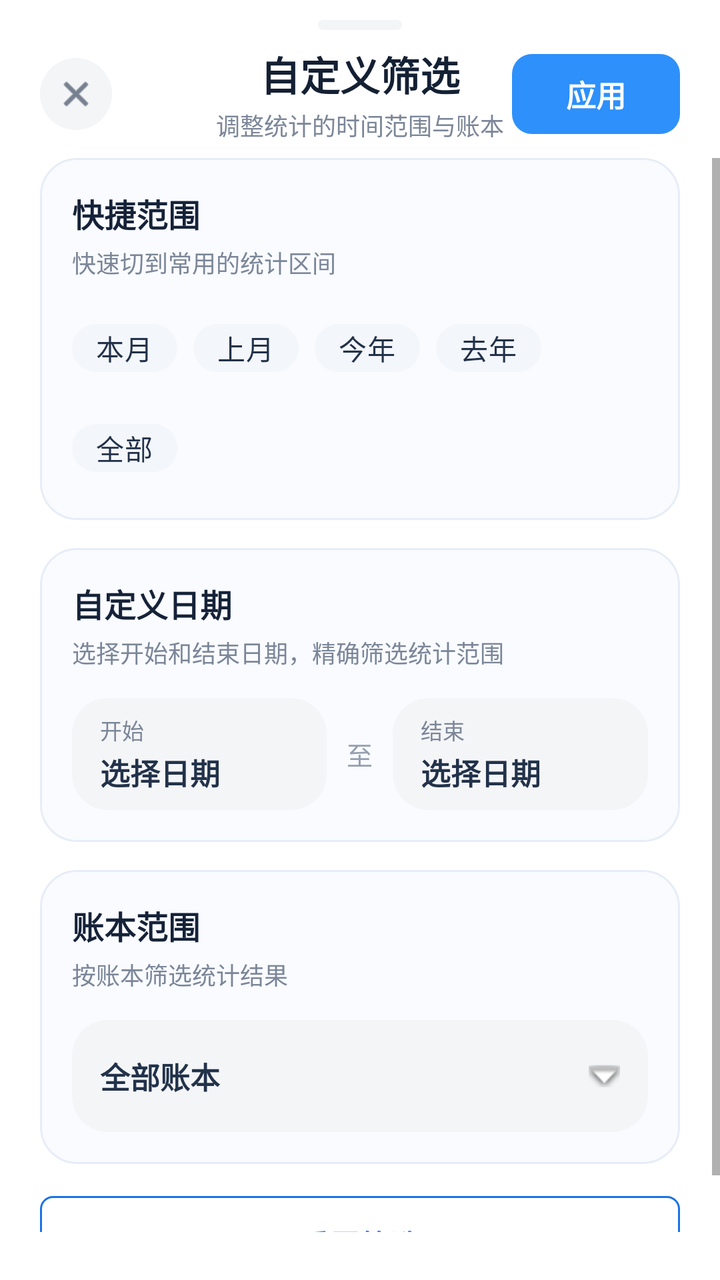
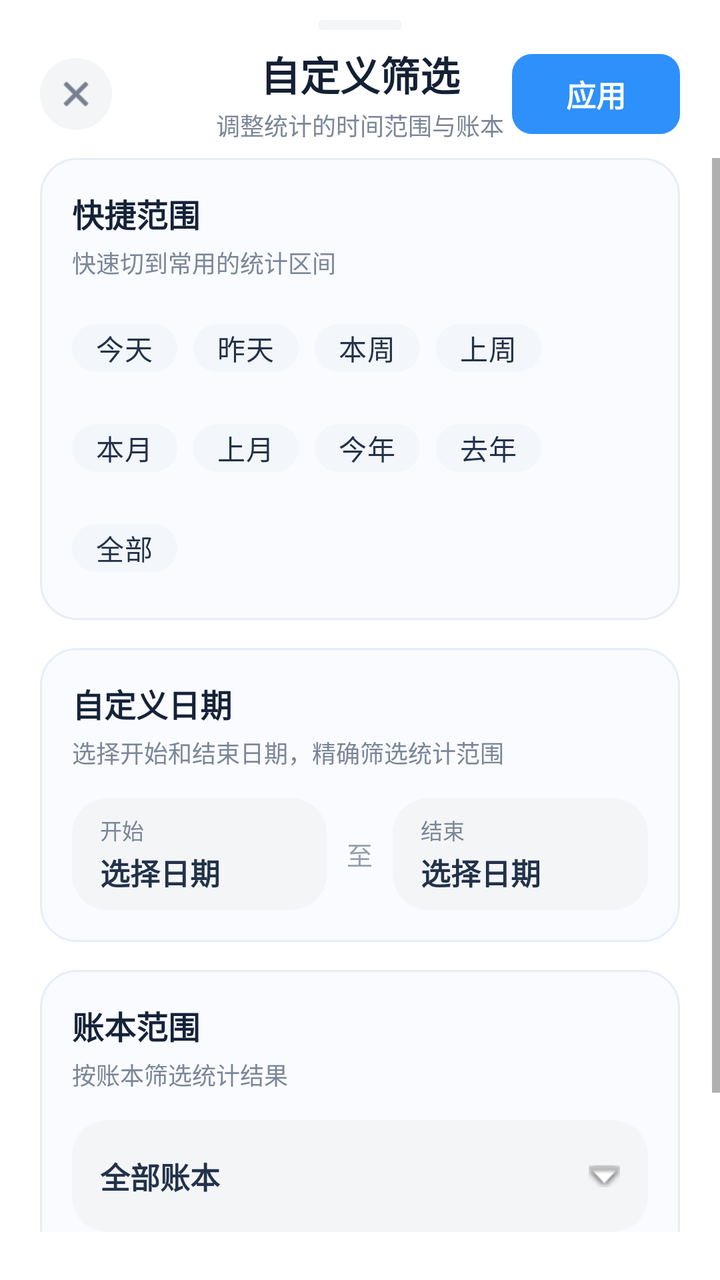

Compare the two renders of this Android layout. The source of the first and the diff that turns it into the second are given below.
<!-- AndroidManifest.xml: application theme Theme.FlipAccounting -->
<!-- res/layout/layout_stats_filter_sheet.xml -->
<?xml version="1.0" encoding="utf-8"?>
<LinearLayout xmlns:android="http://schemas.android.com/apk/res/android"
    xmlns:app="http://schemas.android.com/apk/res-auto"
    android:layout_width="match_parent"
    android:layout_height="wrap_content"
    android:background="@android:color/white"
    android:orientation="vertical"
    android:paddingBottom="24dp">

    <LinearLayout
        android:layout_width="match_parent"
        android:layout_height="wrap_content"
        android:gravity="center_horizontal"
        android:orientation="vertical"
        android:paddingTop="10dp">

        <View
            android:layout_width="42dp"
            android:layout_height="5dp"
            android:background="@drawable/bg_segmented_container" />
    </LinearLayout>

    <RelativeLayout
        android:layout_width="match_parent"
        android:layout_height="64dp"
        android:paddingHorizontal="20dp">

        <ImageView
            android:id="@+id/btn_close_filter_sheet"
            android:layout_width="36dp"
            android:layout_height="36dp"
            android:layout_centerVertical="true"
            android:background="@drawable/bg_segmented_container"
            android:padding="8dp"
            android:src="@android:drawable/ic_menu_close_clear_cancel"
            app:tint="#23324A" />

        <LinearLayout
            android:layout_width="wrap_content"
            android:layout_height="wrap_content"
            android:layout_centerInParent="true"
            android:gravity="center"
            android:orientation="vertical">

            <TextView
                android:layout_width="wrap_content"
                android:layout_height="wrap_content"
                android:text="自定义筛选"
                android:textColor="#142033"
                android:textSize="20sp"
                android:textStyle="bold" />

            <TextView
                android:layout_width="wrap_content"
                android:layout_height="wrap_content"
                android:layout_marginTop="2dp"
                android:text="调整统计的时间范围与账本"
                android:textColor="#7B8698"
                android:textSize="12sp" />
        </LinearLayout>

        <TextView
            android:id="@+id/btn_confirm_filter_sheet"
            android:layout_width="84dp"
            android:layout_height="40dp"
            android:layout_alignParentEnd="true"
            android:layout_centerVertical="true"
            android:background="@drawable/bg_stats_filter_confirm"
            android:gravity="center"
            android:text="应用"
            android:textColor="@android:color/white"
            android:textSize="15sp"
            android:textStyle="bold" />
    </RelativeLayout>

    <ScrollView
        android:layout_width="match_parent"
        android:layout_height="wrap_content"
        android:fillViewport="true"
        android:overScrollMode="never">

        <LinearLayout
            android:layout_width="match_parent"
            android:layout_height="wrap_content"
            android:orientation="vertical"
            android:paddingHorizontal="20dp">

            <LinearLayout
                android:layout_width="match_parent"
                android:layout_height="wrap_content"
                android:background="@drawable/bg_rule_page_section"
                android:orientation="vertical"
                android:padding="16dp">

                <TextView
                    android:layout_width="wrap_content"
                    android:layout_height="wrap_content"
                    android:text="快捷范围"
                    android:textColor="#152238"
                    android:textSize="16sp"
                    android:textStyle="bold" />

                <TextView
                    android:layout_width="wrap_content"
                    android:layout_height="wrap_content"
                    android:layout_marginTop="4dp"
                    android:text="快速切到常用的统计区间"
                    android:textColor="#7B8698"
                    android:textSize="12sp" />

                <com.google.android.material.chip.ChipGroup
                    android:layout_width="match_parent"
                    android:layout_height="wrap_content"
                    android:layout_marginTop="14dp"
                    android:isScrollContainer="false"
                    app:chipSpacingHorizontal="8dp"
                    app:chipSpacingVertical="10dp"
                    app:singleLine="false"
                    app:singleSelection="true">

                    <com.google.android.material.chip.Chip
                        android:id="@+id/chip_filter_this_month"
                        style="@style/Widget.MaterialComponents.Chip.Choice"
                        android:layout_width="wrap_content"
                        android:layout_height="40dp"
                        android:text="本月"
                        android:textColor="#23324A"
                        android:textSize="14sp"
                        app:chipBackgroundColor="@color/chip_bg_selector"
                        app:chipCornerRadius="20dp"
                        app:checkedIconVisible="false" />

                    <com.google.android.material.chip.Chip
                        android:id="@+id/chip_filter_last_month"
                        style="@style/Widget.MaterialComponents.Chip.Choice"
                        android:layout_width="wrap_content"
                        android:layout_height="40dp"
                        android:text="上月"
                        android:textColor="#23324A"
                        android:textSize="14sp"
                        app:chipBackgroundColor="@color/chip_bg_selector"
                        app:chipCornerRadius="20dp"
                        app:checkedIconVisible="false" />

                    <com.google.android.material.chip.Chip
                        android:id="@+id/chip_filter_this_year"
                        style="@style/Widget.MaterialComponents.Chip.Choice"
                        android:layout_width="wrap_content"
                        android:layout_height="40dp"
                        android:text="今年"
                        android:textColor="#23324A"
                        android:textSize="14sp"
                        app:chipBackgroundColor="@color/chip_bg_selector"
                        app:chipCornerRadius="20dp"
                        app:checkedIconVisible="false" />

                    <com.google.android.material.chip.Chip
                        android:id="@+id/chip_filter_last_year"
                        style="@style/Widget.MaterialComponents.Chip.Choice"
                        android:layout_width="wrap_content"
                        android:layout_height="40dp"
                        android:text="去年"
                        android:textColor="#23324A"
                        android:textSize="14sp"
                        app:chipBackgroundColor="@color/chip_bg_selector"
                        app:chipCornerRadius="20dp"
                        app:checkedIconVisible="false" />

                    <com.google.android.material.chip.Chip
                        android:id="@+id/chip_filter_all"
                        style="@style/Widget.MaterialComponents.Chip.Choice"
                        android:layout_width="wrap_content"
                        android:layout_height="40dp"
                        android:text="全部"
                        android:textColor="#23324A"
                        android:textSize="14sp"
                        app:chipBackgroundColor="@color/chip_bg_selector"
                        app:chipCornerRadius="20dp"
                        app:checkedIconVisible="false" />
                </com.google.android.material.chip.ChipGroup>
            </LinearLayout>

            <LinearLayout
                android:layout_width="match_parent"
                android:layout_height="wrap_content"
                android:layout_marginTop="14dp"
                android:background="@drawable/bg_rule_page_section"
                android:orientation="vertical"
                android:padding="16dp">

                <TextView
                    android:layout_width="wrap_content"
                    android:layout_height="wrap_content"
                    android:text="自定义日期"
                    android:textColor="#152238"
                    android:textSize="16sp"
                    android:textStyle="bold" />

                <TextView
                    android:layout_width="wrap_content"
                    android:layout_height="wrap_content"
                    android:layout_marginTop="4dp"
                    android:text="选择开始和结束日期，精确筛选统计范围"
                    android:textColor="#7B8698"
                    android:textSize="12sp" />

                <LinearLayout
                    android:layout_width="match_parent"
                    android:layout_height="wrap_content"
                    android:layout_marginTop="14dp"
                    android:gravity="center_vertical"
                    android:orientation="horizontal">

                    <LinearLayout
                        android:id="@+id/tv_filter_start_date"
                        android:layout_width="0dp"
                        android:layout_height="56dp"
                        android:layout_weight="1"
                        android:background="@drawable/bg_segmented_container"
                        android:gravity="center_vertical"
                        android:orientation="vertical"
                        android:paddingHorizontal="14dp">

                        <TextView
                            android:layout_width="wrap_content"
                            android:layout_height="wrap_content"
                            android:text="开始"
                            android:textColor="#7B8698"
                            android:textSize="11sp" />

                        <TextView
                            android:id="@+id/tv_filter_start_date_text"
                            android:layout_width="wrap_content"
                            android:layout_height="wrap_content"
                            android:layout_marginTop="2dp"
                            android:text="选择日期"
                            android:textColor="#22324A"
                            android:textSize="15sp"
                            android:textStyle="bold" />
                    </LinearLayout>

                    <TextView
                        android:layout_width="wrap_content"
                        android:layout_height="wrap_content"
                        android:layout_marginHorizontal="10dp"
                        android:text="至"
                        android:textColor="#95A0AF"
                        android:textSize="13sp" />

                    <LinearLayout
                        android:id="@+id/tv_filter_end_date"
                        android:layout_width="0dp"
                        android:layout_height="56dp"
                        android:layout_weight="1"
                        android:background="@drawable/bg_segmented_container"
                        android:gravity="center_vertical"
                        android:orientation="vertical"
                        android:paddingHorizontal="14dp">

                        <TextView
                            android:layout_width="wrap_content"
                            android:layout_height="wrap_content"
                            android:text="结束"
                            android:textColor="#7B8698"
                            android:textSize="11sp" />

                        <TextView
                            android:id="@+id/tv_filter_end_date_text"
                            android:layout_width="wrap_content"
                            android:layout_height="wrap_content"
                            android:layout_marginTop="2dp"
                            android:text="选择日期"
                            android:textColor="#22324A"
                            android:textSize="15sp"
                            android:textStyle="bold" />
                    </LinearLayout>
                </LinearLayout>
            </LinearLayout>

            <LinearLayout
                android:layout_width="match_parent"
                android:layout_height="wrap_content"
                android:layout_marginTop="14dp"
                android:background="@drawable/bg_rule_page_section"
                android:orientation="vertical"
                android:padding="16dp">

                <TextView
                    android:layout_width="wrap_content"
                    android:layout_height="wrap_content"
                    android:text="账本范围"
                    android:textColor="#152238"
                    android:textSize="16sp"
                    android:textStyle="bold" />

                <TextView
                    android:layout_width="wrap_content"
                    android:layout_height="wrap_content"
                    android:layout_marginTop="4dp"
                    android:text="按账本筛选统计结果"
                    android:textColor="#7B8698"
                    android:textSize="12sp" />

                <TextView
                    android:id="@+id/tv_filter_book_selector"
                    android:layout_width="match_parent"
                    android:layout_height="56dp"
                    android:layout_marginTop="14dp"
                    android:background="@drawable/bg_segmented_container"
                    android:drawableEnd="@android:drawable/arrow_down_float"
                    android:drawablePadding="8dp"
                    android:gravity="center_vertical"
                    android:paddingHorizontal="14dp"
                    android:text="全部账本"
                    android:textColor="#22324A"
                    android:textSize="15sp"
                    android:textStyle="bold" />
            </LinearLayout>

            <TextView
                android:id="@+id/btn_reset_filter_sheet"
                android:layout_width="match_parent"
                android:layout_height="48dp"
                android:layout_marginTop="16dp"
                android:background="@drawable/bg_btn_outline_blue"
                android:gravity="center"
                android:text="重置筛选"
                android:textColor="#2C74FF"
                android:textSize="15sp"
                android:textStyle="bold" />
        </LinearLayout>
    </ScrollView>
</LinearLayout>
<!-- resources referenced by this layout -->
<resources>
  <!-- drawable bg_btn_outline_blue (drawable) -->
  <?xml version="1.0" encoding="utf-8"?>
  <shape xmlns:android="http://schemas.android.com/apk/res/android"
      android:shape="rectangle">
      <solid android:color="#FFFFFF" />
      <stroke android:width="1dp" android:color="#1A73E8" />
      <corners android:radius="6dp" />
  </shape>
  <!-- drawable bg_rule_page_section (drawable) -->
  <?xml version="1.0" encoding="utf-8"?>
  <shape xmlns:android="http://schemas.android.com/apk/res/android"
      android:shape="rectangle">
      <solid android:color="#F9FBFF" />
      <corners android:radius="18dp" />
      <stroke
          android:width="1dp"
          android:color="#E7EDF8" />
  </shape>
  <!-- drawable bg_segmented_container (drawable) -->
  <?xml version="1.0" encoding="utf-8"?>
  <shape xmlns:android="http://schemas.android.com/apk/res/android">
      <solid android:color="#F4F5F7" />
      <corners android:radius="18dp" />
  </shape>
  <!-- drawable bg_stats_filter_confirm (drawable) -->
  <?xml version="1.0" encoding="utf-8"?>
  <shape xmlns:android="http://schemas.android.com/apk/res/android">
      <solid android:color="#2E90FA" />
      <corners android:radius="10dp" />
  </shape>
  <style name="Theme.FlipAccounting" parent="Theme.MaterialComponents.DayNight.NoActionBar">
          
          <item name="colorPrimary">#5C6BC0</item>
          <item name="colorPrimaryVariant">#3F51B5</item>
          <item name="colorOnPrimary">#FFFFFF</item>
          
          <item name="colorSecondary">#FF4081</item>
          <item name="colorSecondaryVariant">#F50057</item>
          <item name="colorOnSecondary">#FFFFFF</item>
  
          
          <item name="android:statusBarColor">#F5F7FA</item>
          <item name="android:windowLightStatusBar">true</item>
      </style>
</resources>

<!-- the commit's change to res/layout/layout_stats_filter_sheet.xml (unified diff, before → after) -->
@@ -117,6 +117,54 @@
                     app:chipSpacingVertical="10dp"
                     app:singleLine="false"
                     app:singleSelection="true">
+
+                    <com.google.android.material.chip.Chip
+                        android:id="@+id/chip_filter_today"
+                        style="@style/Widget.MaterialComponents.Chip.Choice"
+                        android:layout_width="wrap_content"
+                        android:layout_height="40dp"
+                        android:text="&#20170;&#22825;"
+                        android:textColor="#23324A"
+                        android:textSize="14sp"
+                        app:chipBackgroundColor="@color/chip_bg_selector"
+                        app:chipCornerRadius="20dp"
+                        app:checkedIconVisible="false" />
+
+                    <com.google.android.material.chip.Chip
+                        android:id="@+id/chip_filter_yesterday"
+                        style="@style/Widget.MaterialComponents.Chip.Choice"
+                        android:layout_width="wrap_content"
+                        android:layout_height="40dp"
+                        android:text="&#26152;&#22825;"
+                        android:textColor="#23324A"
+                        android:textSize="14sp"
+                        app:chipBackgroundColor="@color/chip_bg_selector"
+                        app:chipCornerRadius="20dp"
+                        app:checkedIconVisible="false" />
+
+                    <com.google.android.material.chip.Chip
+                        android:id="@+id/chip_filter_this_week"
+                        style="@style/Widget.MaterialComponents.Chip.Choice"
+                        android:layout_width="wrap_content"
+                        android:layout_height="40dp"
+                        android:text="&#26412;&#21608;"
+                        android:textColor="#23324A"
+                        android:textSize="14sp"
+                        app:chipBackgroundColor="@color/chip_bg_selector"
+                        app:chipCornerRadius="20dp"
+                        app:checkedIconVisible="false" />
+
+                    <com.google.android.material.chip.Chip
+                        android:id="@+id/chip_filter_last_week"
+                        style="@style/Widget.MaterialComponents.Chip.Choice"
+                        android:layout_width="wrap_content"
+                        android:layout_height="40dp"
+                        android:text="&#19978;&#21608;"
+                        android:textColor="#23324A"
+                        android:textSize="14sp"
+                        app:chipBackgroundColor="@color/chip_bg_selector"
+                        app:chipCornerRadius="20dp"
+                        app:checkedIconVisible="false" />
 
                     <com.google.android.material.chip.Chip
                         android:id="@+id/chip_filter_this_month"
